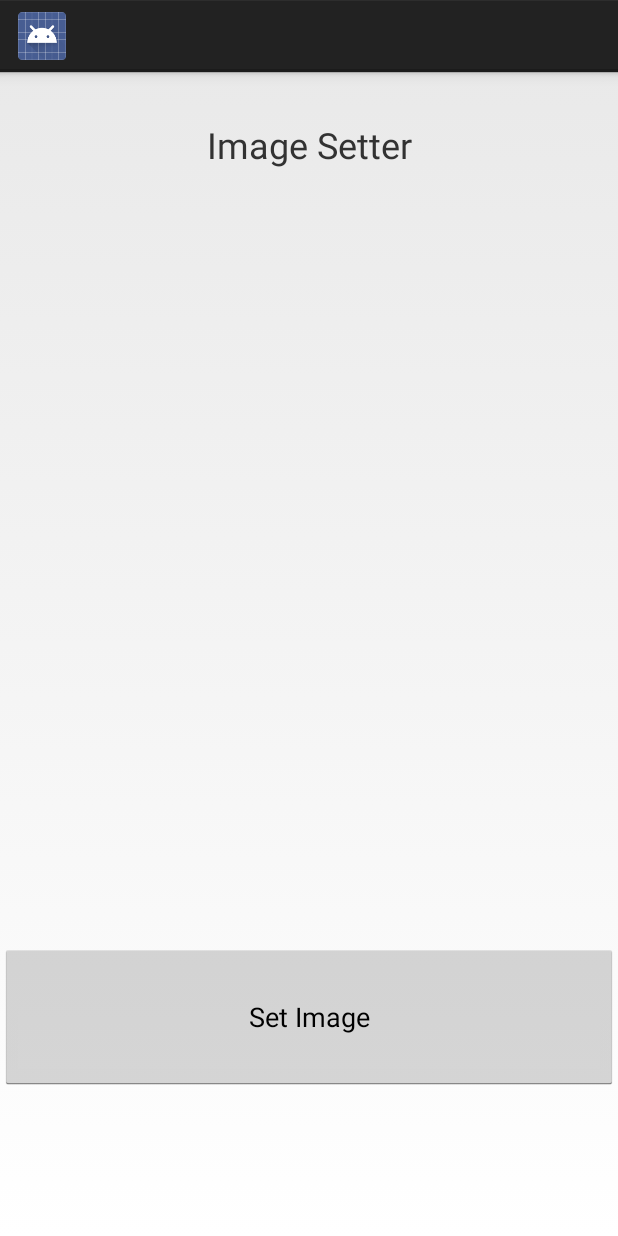
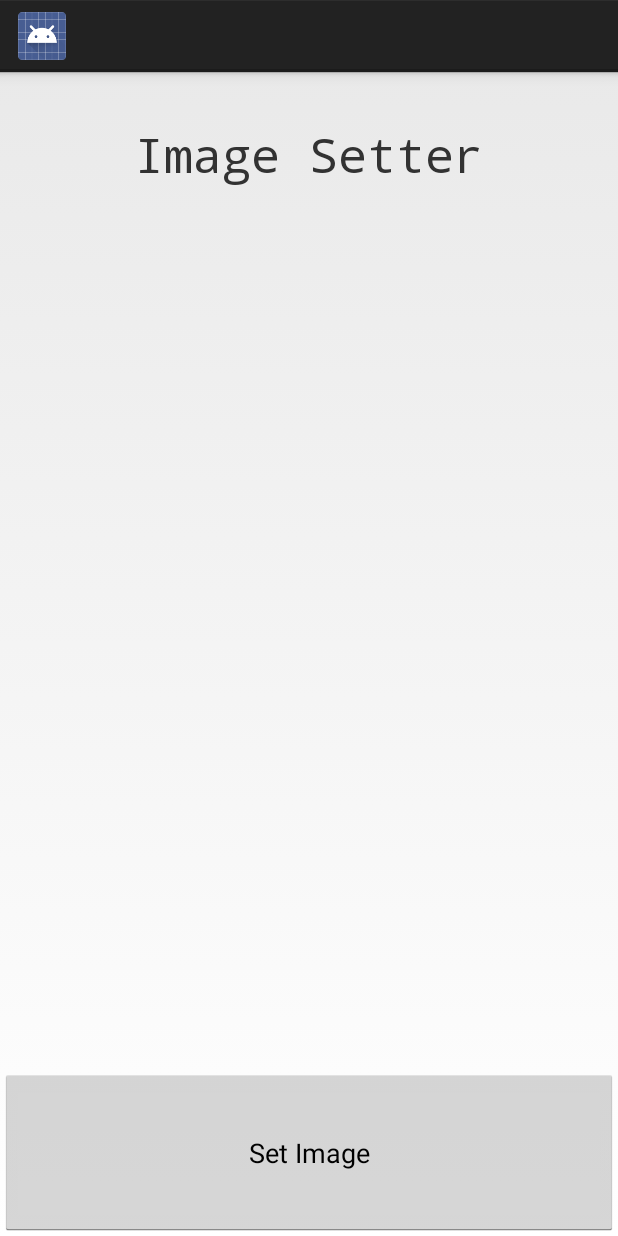
Before and after one commit to RedSponge/AndroidSchoolExercises, an Android app: the ImageSetterActivity screen opened directly, with no data from a screen before it, on a phone screen of 412 x 824 dp. Run offline under Robolectric (Android 15) with nearby library versions, the phone set to English and light mode, and no system bars.

Commit message:
Modify weights and title

```diff
--- a/app/src/main/res/layout/activity_image_setter.xml
+++ b/app/src/main/res/layout/activity_image_setter.xml
@@ -1,11 +1,12 @@
 <?xml version="1.0" encoding="utf-8"?>
 <LinearLayout xmlns:android="http://schemas.android.com/apk/res/android"
     android:orientation="vertical" android:layout_width="match_parent"
-    android:layout_height="match_parent" android:weightSum="8">
+    android:layout_height="match_parent" android:weightSum="7">
 
     <TextView
         android:layout_width="match_parent"
-        android:layout_height="0dp" android:layout_weight="1" android:text="Image Setter" android:gravity="center" android:textSize="24sp"
+        android:layout_height="0dp" android:layout_weight="1" android:text="Image Setter"
+        android:gravity="center" android:textSize="32sp" android:fontFamily="monospace"
         />
 
     <ImageView
```
